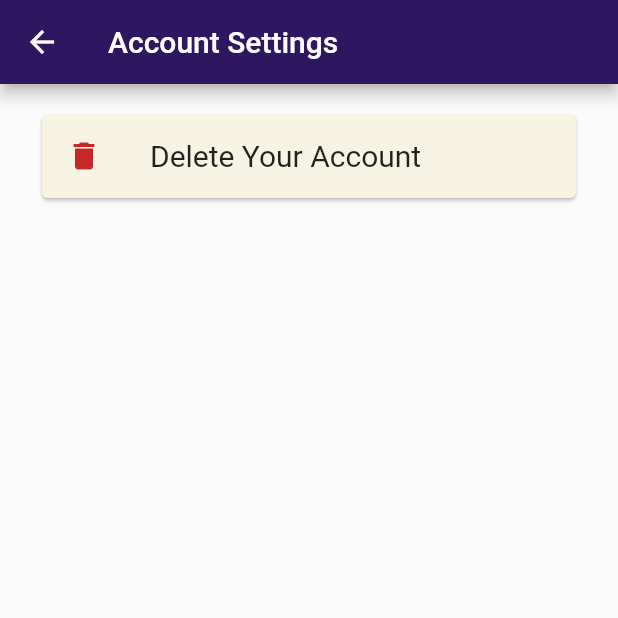
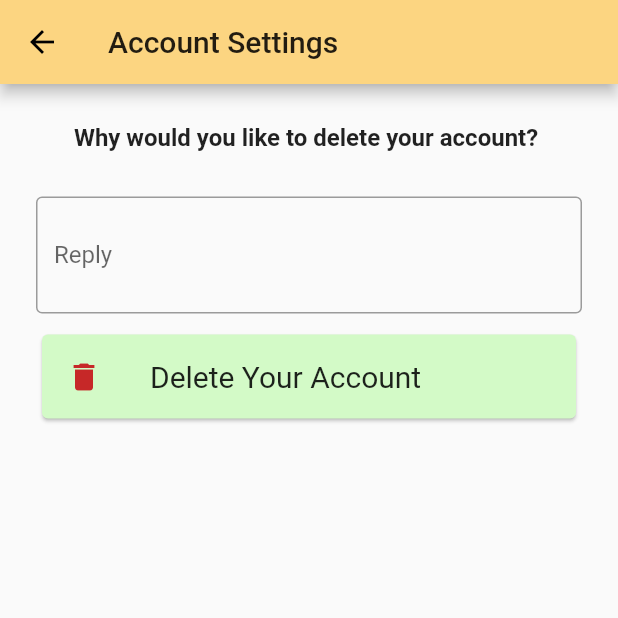
Before and after one commit to dhgavali/artsvalley, a Flutter app: the SettingsScreen screen opened directly, after a tap on "Account Settings", on a phone screen of 412 x 824 dp, the top half of it. Run offline on Flutter 3.47's test engine with Material 2 defaults, Android fonts, the phone set to English and light mode, and no system bars; our stand-ins replace animated_text_kit, cloud_firestore, connectivity, firebase_auth, firebase_core, firebase_storage and 7 more; accounts and stored records are empty; network calls fail.

Commit message:
changed the ui

```diff
--- a/lib/shared/constants.dart
+++ b/lib/shared/constants.dart
@@ -4,16 +4,31 @@ import 'package:flutter/material.dart';
 const kPrimaryColor = Color(0xFF6F35A5);
 // const kSecondaryColor = Color(0xff041F1E);
 // const kPrimaryColorDark = Color(0xff041F1E);
-const kPrimaryColorDark = Color(0xff2E1760);
+const kpurpledark = Color(0xff2E1760);
+// const kPrimaryColorDark = Color(0xffFF1053);
+// const kPrimaryColorDark = Color(0xff2D232E);
+// const kPrimaryColorDark = Color(0xff570000);
+const kPrimaryColorDark = Color(0xffFCD581);
 const kPrimaryLightColor = Color(0xFFFFECDF);
+// const kpostBorderColor = Color(0xff303030);
+const kpostBorderColor = Color(0xff370031);
 const ketonBlue = Color(0xFF7FC6A4);
+
 const klightPink = Color(0xFFF39C6B);
+
 const keggshell = Color(0xFFF8F4E3);
 const kceladonBlue = Color(0xFF2978A0);
 const kmellowApricot = Color(0xFFFFC07F);
 const kforestGreen = Color(0xFF57A773);
 const kLightOrange = Color(0xFFFF7643);
 const kseagreen = Color(0xff09814a);
+const kdarkpurple = Color(0xff370031);
+const knewcolor = Color(0xffFF495C);
+const kteagreen = Color(0xffD9F2B4);
+const kteagreen2 = Color(0xffD3FAC7);
+const magicmeant = Color(0xffB4EBCA);
+const krichblack = Color(0xff023C40);
+const kerichblack = Color(0xff171614);
 // const kPrimaryColor = Color(0xFFFF7643);
 
 //ENUM
--- a/lib/views/info/about_us.dart
+++ b/lib/views/info/about_us.dart
@@ -1,3 +1,4 @@
+import 'package:artsvalley/shared/constants.dart';
 import 'package:flutter/material.dart';
 import 'package:google_fonts/google_fonts.dart';
 
@@ -55,7 +56,8 @@ class UserCardWidget extends StatelessWidget {
       width: MediaQuery.of(context).size.width * 0.8,
       height: MediaQuery.of(context).size.height * 0.40,
       decoration: BoxDecoration(
-        color: Colors.white,
+        // color: Colors.white,
+        color: kteagreen2,
         borderRadius: BorderRadius.circular(10),
         boxShadow: <BoxShadow>[
           BoxShadow(
--- a/lib/views/settings/mysettings.dart
+++ b/lib/views/settings/mysettings.dart
@@ -1,8 +1,20 @@
 import 'package:artsvalley/shared/constants.dart';
+import 'package:artsvalley/views/settings/myaccount.dart';
 import 'package:flutter/cupertino.dart';
 import 'package:flutter/material.dart';
 
 class MySettingsPage extends StatelessWidget {
+  final TextEditingController _replyController = new TextEditingController();
+  final GlobalKey<FormState> _formKey = GlobalKey<FormState>();
+  String stringValidator(String value) {
+    if (value.isEmpty) return "Plese write your reply";
+    if (!stringvalueValidator.hasMatch(value)) {
+      return 'Please enter valid input';
+    } else {
+      return null;
+    }
+  }
+
   @override
   Widget build(BuildContext context) {
     return Scaffold(
@@ -11,14 +23,41 @@ class MySettingsPage extends StatelessWidget {
       ),
       body: Container(
         padding: const EdgeInsets.symmetric(horizontal: 24, vertical: 16),
-        child: Card(
-            color: keggshell,
+        child: Form(
+          key: _formKey,
+          child: Column(
+            children: [
+              Container(
+                padding: const EdgeInsets.symmetric(vertical: 10),
+                child:
+                    headingtext("Why would you like to delete your account? "),
+              ),
+              SizedBox(
+                height: 10,
+              ),
+              Container(
+                padding: const EdgeInsets.symmetric(vertical: 10),
+                child: TextFormField(
+                  controller: _replyController,
+                  validator: stringValidator,
+                  maxLines: 2,
+                  decoration: InputDecoration(
+                    border: OutlineInputBorder(),
+                    labelText: "Reply",
+                  ),
+                ),
+              ),
+              Card(
+                  color: kteagreen2,
                   child: ListTile(
                     leading: Icon(
                       Icons.delete,
                       color: Colors.red.shade800,
                     ),
                     onTap: () {
+                      if (_formKey.currentState.validate()) {
+                        //detele account method
+
                         showDialog(
                             context: context,
                             builder: (context) {
@@ -29,11 +68,18 @@ class MySettingsPage extends StatelessWidget {
                                       Icons.warning_amber_rounded,
                                       color: Colors.red,
                                     ),
-                            Text("Delete Account Permanently"),
+                                    Container(
+                                      child: Text(
+                                        "Delete Account Permanently",
+                                        style: TextStyle(fontSize: 16),
+                                      ),
+                                    ),
                                   ],
                                 ),
-                        content: Text(
+                                content: Container(
+                                  child: Text(
                                       "Note: if you delete your account you will not be able to get it back. All your posts and related data will be deleted Permanently"),
+                                ),
                                 actions: <Widget>[
                                   TextButton(
                                     onPressed: () {
@@ -47,6 +93,9 @@ class MySettingsPage extends StatelessWidget {
                                   TextButton(
                                     onPressed: () {
                                       //TODO: delete User Account Method here
+                                      //TODO: add method in databse services..
+                                      // deleteUserAccount();
+                                      _replyController.text.trim();
                                     },
                                     child: Text(
                                       "Delete",
@@ -56,12 +105,18 @@ class MySettingsPage extends StatelessWidget {
                                 ],
                               );
                             });
+                      } else {
+                        print("empty");
+                      }
                     },
                     title: Text(
                       "Delete Your Account",
                       style: TextStyle(fontSize: 20),
                     ),
                   )),
+            ],
+          ),
+        ),
       ),
     );
   }
--- a/lib/views/settings/settings_menu.dart
+++ b/lib/views/settings/settings_menu.dart
@@ -23,13 +23,15 @@ class SettingMenu extends StatelessWidget {
           padding: EdgeInsets.all(20),
           decoration: BoxDecoration(
             borderRadius: BorderRadius.circular(20),
-            color: keggshell,
+            // color: keggshell,
+            // color: kdarkpurple
+            color: kteagreen2,
           ),
           child: Row(
             children: [
               Icon(
                 icon,
-                color: kPrimaryColor,
+                color: kdarkpurple,
                 size: 24,
               ),
               SizedBox(width: 20),
@@ -37,9 +39,9 @@ class SettingMenu extends StatelessWidget {
                 child: Text(
                   text,
                   style: TextStyle(
-                      fontSize: 20,
-                      // color: Colors.white,
-                      fontWeight: FontWeight.w600),
+                    fontSize: 20,
+                    fontWeight: FontWeight.w600,
+                  ),
                 ),
               ),
               Icon(Icons.arrow_forward_ios),
--- a/lib/views/settings/settingsscreen.dart
+++ b/lib/views/settings/settingsscreen.dart
@@ -1,6 +1,7 @@
 import 'package:artsvalley/profile_page/edit_Profile.dart';
 import 'package:artsvalley/services/auth.dart';
 import 'package:artsvalley/shared/shared_widgets.dart';
+import 'package:artsvalley/views/notifications.dart';
 import 'package:artsvalley/views/settings/myaccount.dart';
 import 'package:artsvalley/views/loginscreens/Welcome/welcome_screen.dart';
 import 'package:artsvalley/views/settings/settings_menu.dart';
@@ -88,6 +89,13 @@ class Body extends StatelessWidget {
             },
           ),
           SettingMenu(
+            text: "Notifications",
+            icon: Icons.notifications,
+            press: () {
+              moveToPage(context, NotificationsPage());
+            },
+          ),
+          SettingMenu(
             text: "Log Out",
             icon: Icons.logout,
             press: () async {
```
Also changed, not shown: lib/shared/customBottomNav.dart (+6 -5 lines), lib/views/home.dart (+9 -5 lines), lib/views/notifications.dart (added, +39 -0 lines), lib/views/postwidget.dart (+5 -2 lines). Lines whose indentation alone changed are shown as unchanged.
